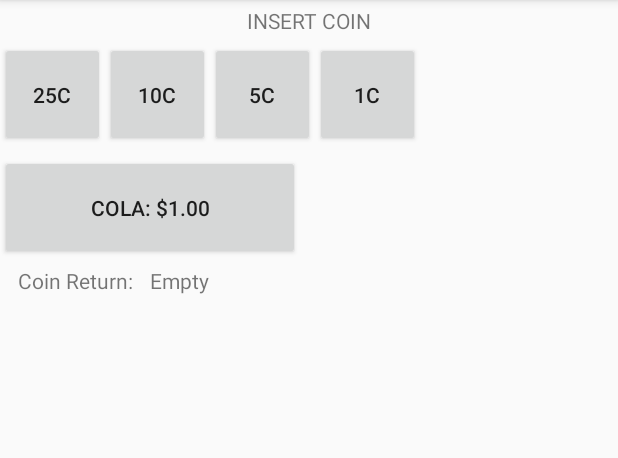
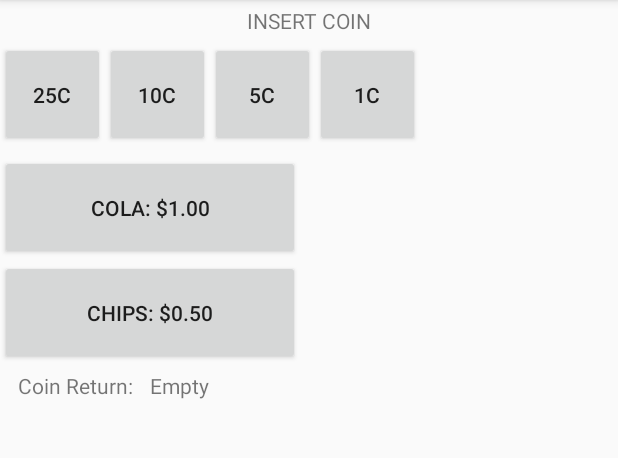
Before and after one commit to kyleengan/AndroidVendingMachine, an Android app: the screen it shows after launch (MainActivity), on a phone screen of 412 x 824 dp, the part 84-542 px from its top. Run offline under Robolectric (Android 15) with nearby library versions, the phone set to English and light mode, and no system bars.

Commit message:
Added Chips Button UI element with associated test.

```diff
--- a/app/src/main/res/layout/activity_main.xml
+++ b/app/src/main/res/layout/activity_main.xml
@@ -52,6 +52,12 @@
         android:layout_height="70dp"
         android:text="@string/cola"/>
 
+    <Button
+        android:id="@+id/chipsButton"
+        android:layout_width="200dp"
+        android:layout_height="70dp"
+        android:text="@string/chips"/>
+
     <LinearLayout
         android:layout_width="match_parent"
         android:layout_height="30dp"
--- a/app/src/main/res/values/strings.xml
+++ b/app/src/main/res/values/strings.xml
@@ -8,4 +8,5 @@
     <string name="nickel">5C</string>
     <string name="penny">1C</string>
     <string name="cola">COLA: $1.00</string>
+    <string name="chips">CHIPS: $0.50</string>
 </resources>
```
Also changed, not shown: 1 other file.
